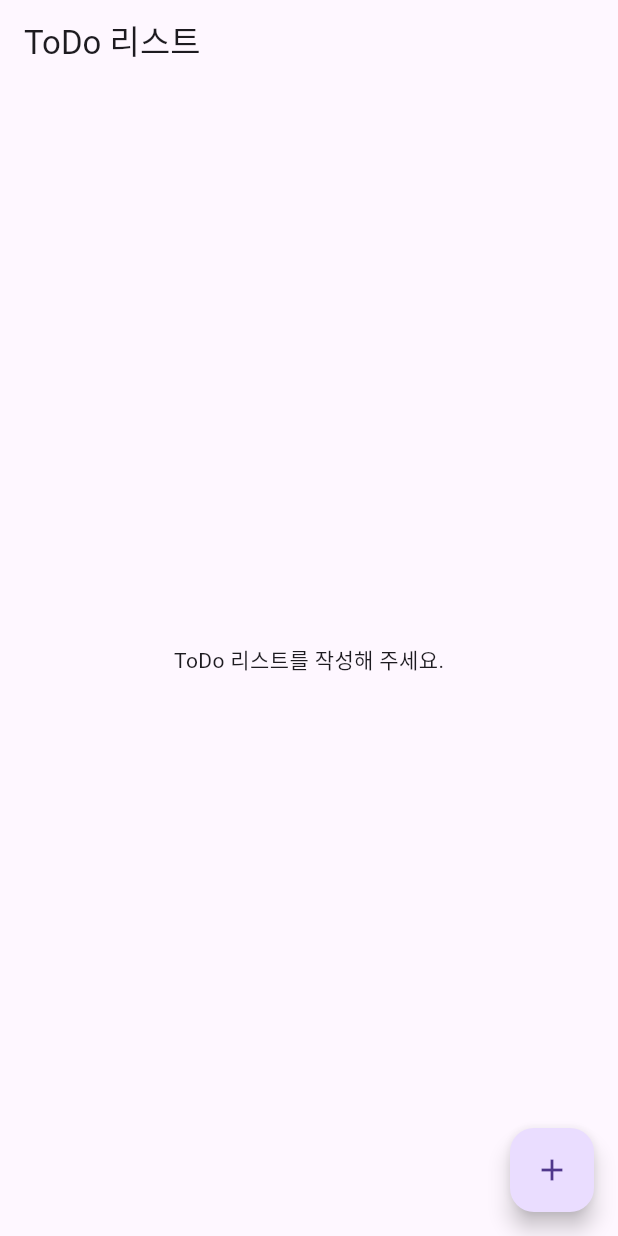
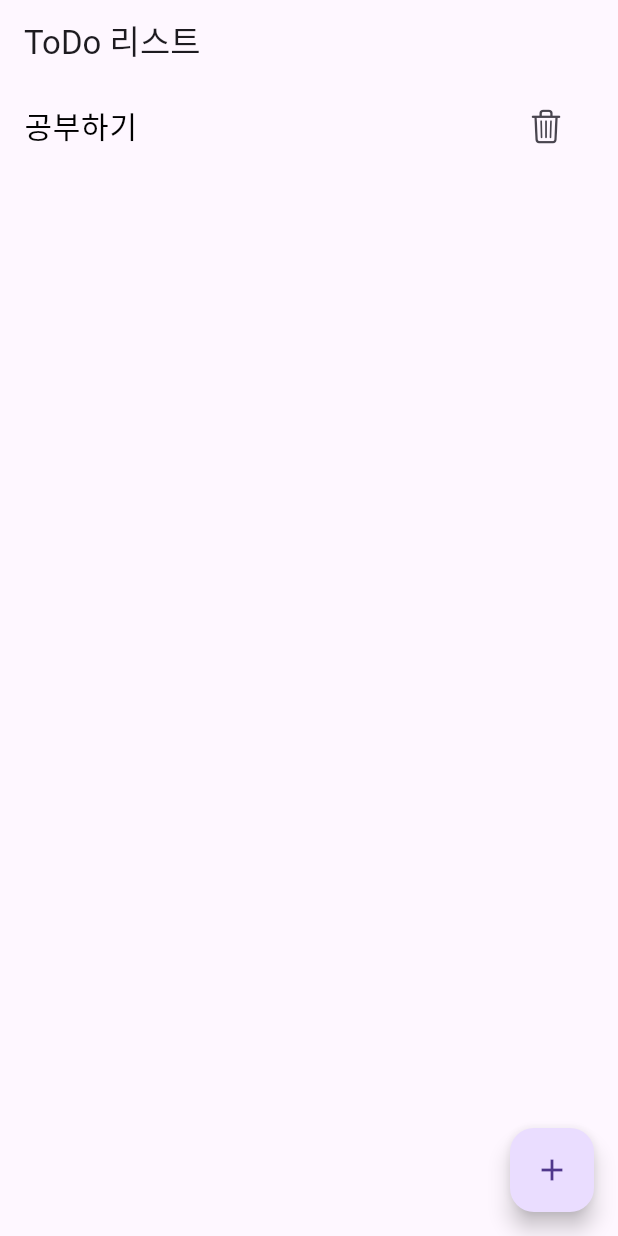
Before and after one commit to leeeunjae1/chap05_flutter_provider_to_do_list, a Flutter app: the screen it shows after launch, on a phone screen of 412 x 824 dp. Run offline on Flutter 3.47's test engine with Material 3 defaults, Android fonts, the phone set to English and light mode, and no system bars.

Commit message:
provider_to_do_list 완성

```diff
--- /dev/null
+++ b/devtools_options.yaml
@@ -0,0 +1 @@
+extensions:
--- a/lib/main.dart
+++ b/lib/main.dart
@@ -1,10 +1,16 @@
 import 'package:flutter/cupertino.dart';
 import 'package:flutter/material.dart';
+import 'package:provider/provider.dart';
+
+import 'to_do_service.dart';
 
 void main() {
-  runApp(
-    const MyApp(),
-  );
+  runApp(MultiProvider(
+    providers: [
+      ChangeNotifierProvider(create: (context) => ToDoService()),
+    ],
+    child: const MyApp(),
+  ));
 }
 
 class MyApp extends StatelessWidget {
@@ -28,16 +34,54 @@ class ToDo {
 }
 
 /// 홈 페이지
+/// 홈 페이지
 class HomePage extends StatelessWidget {
   const HomePage({Key? key}) : super(key: key);
 
   @override
   Widget build(BuildContext context) {
+    return Consumer<ToDoService>(
+      builder: (context, toDoService, child) {
+        // toDoService로 부터 toDoList 가져오기
+        List<ToDo> toDoList = toDoService.toDoList;
+
         return Scaffold(
           appBar: AppBar(
             title: Text("ToDo 리스트"),
           ),
-      body: Center(child: Text("ToDo 리스트를 작성해 주세요.")),
+          body: toDoList.isEmpty
+              ? Center(
+                  child: Text("To Do List를 작성해주세요"),
+                )
+              : ListView.builder(
+                  itemCount: toDoList.length,
+                  itemBuilder: (context, index) {
+                    ToDo toDo = toDoList[index];
+                    return ListTile(
+                      title: Text(
+                        toDo.job,
+                        style: TextStyle(
+                          fontSize: 20,
+                          color: toDo.isDone ? Colors.grey : Colors.black,
+                          decoration: toDo.isDone
+                              ? TextDecoration.lineThrough
+                              : TextDecoration.none,
+                        ),
+                      ),
+                      trailing: IconButton(
+                        icon: Icon(
+                          CupertinoIcons.delete,
+                        ),
+                        onPressed: () {
+                          toDoService.deleteToDo(index);
+                        },
+                      ),
+                      onTap: () {
+                        toDo.isDone = !toDo.isDone;
+                        toDoService.updateToDo(toDo, index);
+                      },
+                    );
+                  }),
           floatingActionButton: FloatingActionButton(
             child: Icon(Icons.add),
             onPressed: () {
@@ -48,6 +92,8 @@ class HomePage extends StatelessWidget {
               );
             },
           ),
+        );
+      },
     );
   }
 }
@@ -118,6 +164,10 @@ class _CreatePageState extends State<CreatePage> {
                       // 내용이 있는 경우 에러 메세지 숨김
                       error = null;
                     });
+                    // ToDoService 인스턴스 생성
+                    ToDoService toDoService = context.read<ToDoService>();
+                    // ToDoService에 있는 createToDo 메서드 사용ㄴ
+                    toDoService.createToDo(job);
                     Navigator.pop(context);
                   }
                 },
--- /dev/null
+++ b/lib/to_do_service.dart
@@ -0,0 +1,31 @@
+import 'package:flutter/cupertino.dart';
+import 'package:flutter/material.dart';
+
+import 'main.dart';
+
+// ToDOList 담당
+class ToDoService extends ChangeNotifier {
+  List<ToDo> toDoList = [
+    // 더미데이터
+    ToDo('공부하기', false),
+  ];
+
+  // todo 추가
+  void createToDo(String job) {
+    toDoList.add(ToDo(job, false));
+    // 갱신 : Consumer로 등록된 곳의 builder 만 새로 갱신해서 화면을 그려줌.
+    notifyListeners();
+  }
+
+  // todo 수정
+  void updateToDo(ToDo toDo, int index) {
+    toDoList[index] = toDo;
+    notifyListeners();
+  }
+
+  // todo 삭제
+  void deleteToDo(int index) {
+    toDoList.removeAt(index);
+    notifyListeners();
+  }
+}
--- a/pubspec.yaml
+++ b/pubspec.yaml
@@ -35,6 +35,7 @@ dependencies:
   # The following adds the Cupertino Icons font to your application.
   # Use with the CupertinoIcons class for iOS style icons.
   cupertino_icons: ^1.0.6
+  provider: ^6.1.2
 
 dev_dependencies:
   flutter_test:
```
Also changed, not shown: pubspec.lock. Lines whose indentation alone changed are shown as unchanged.
